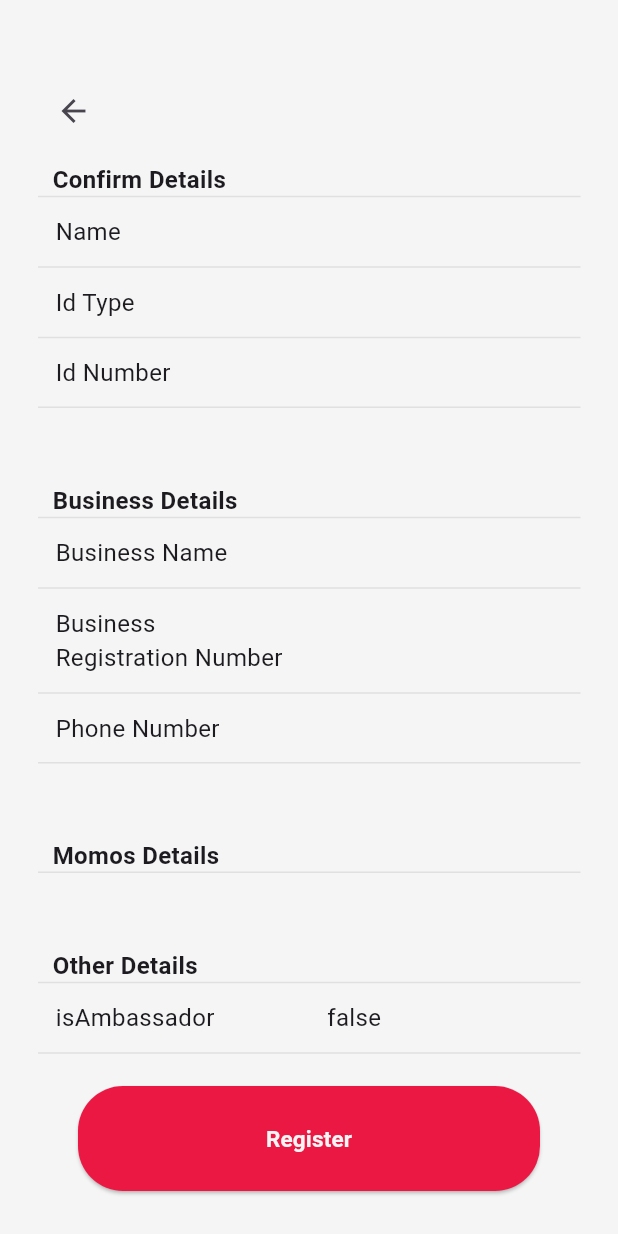
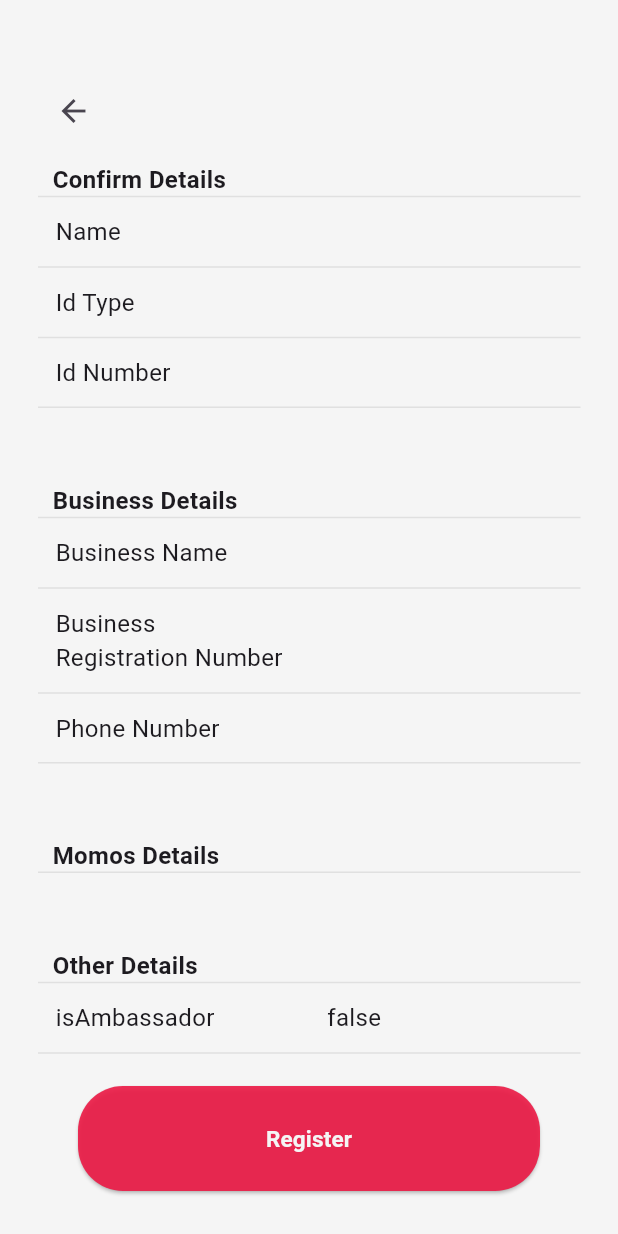
Before and after one commit to Jheezy30/agent_app, a Flutter app: the ConfirmDetailsPage screen opened directly with empty values, on a phone screen of 412 x 824 dp. Run offline on Flutter 3.47's test engine with Material 3 defaults, Android fonts, the phone set to English and light mode, and no system bars; our stand-ins replace dio, dropdown_button2, flutter_svg, geolocator, permission_handler, shared_preferences; accounts and stored records are empty.

Commit message:
I have made a change

```diff
--- a/lib/pages/confirm_details_page.dart
+++ b/lib/pages/confirm_details_page.dart
@@ -110,7 +110,7 @@ class _ConfirmDetailsPageState extends State<ConfirmDetailsPage> {
                 },
                 style: ButtonStyle(
                   backgroundColor: MaterialStateProperty.all<Color>(
-                    CustomColors.customColor,
+                    CustomColors.customColor.shade800,
                   ),
                   shape: MaterialStateProperty.all<OutlinedBorder>(
                     RoundedRectangleBorder(
```
